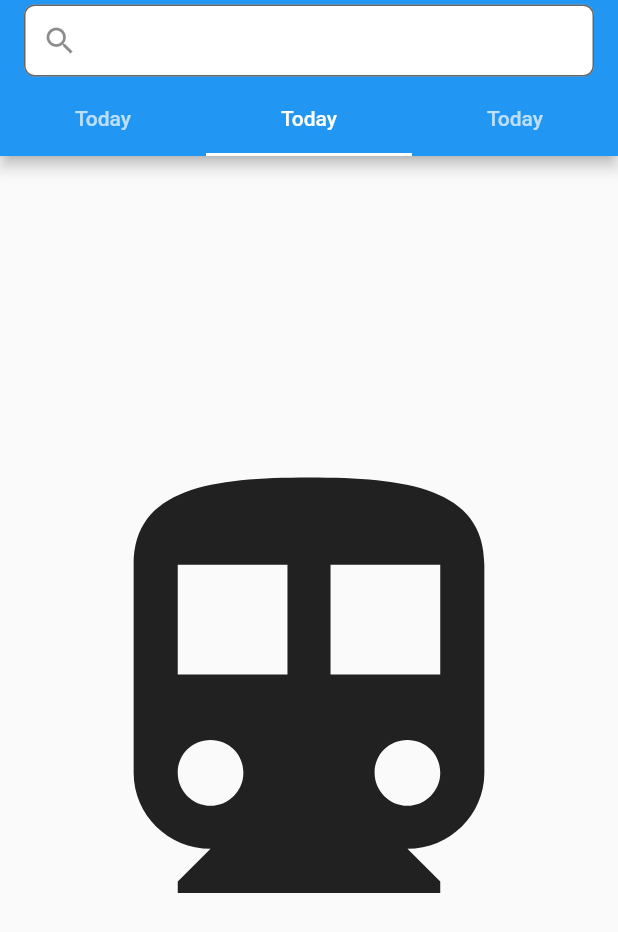
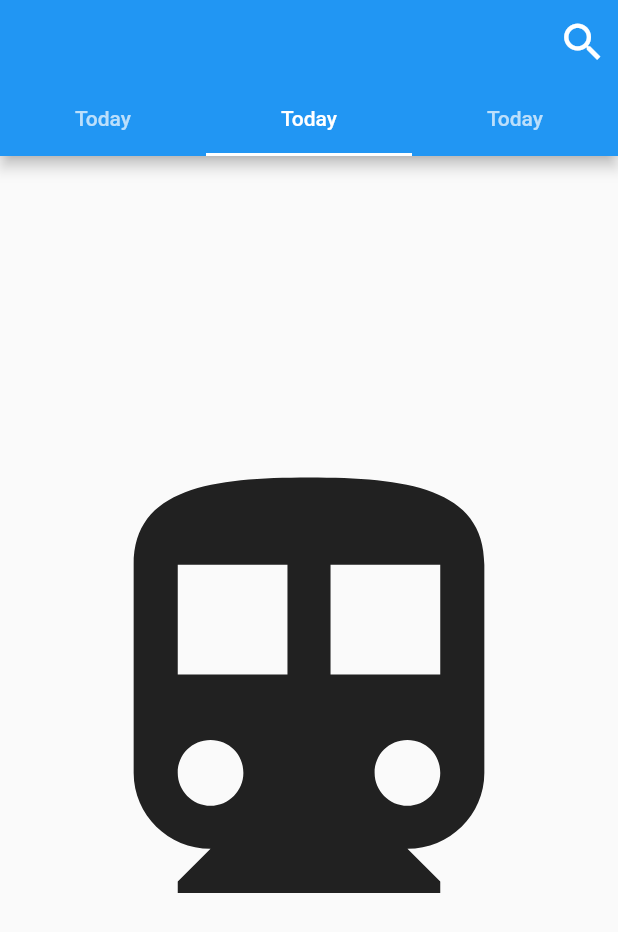
Before and after one commit to Yureyk0/flutter_weather_app, a Flutter app: the screen it shows after launch, tab 2 chosen, on a phone screen of 412 x 824 dp. Shown: the top 932 px of the screen. Run offline on Flutter 3.47's test engine with Material 2 defaults, Android fonts, the phone set to English and light mode, and no system bars; our stand-ins replace bloc, flutter_bloc, hydrated_bloc.

Commit message:
fix search and provider

```diff
--- a/lib/app.dart
+++ b/lib/app.dart
@@ -11,7 +11,10 @@ class WeatherApp extends StatelessWidget {
 
   @override
   Widget build(BuildContext context) {
-    return const WeatherAppView();
+    return RepositoryProvider.value(
+      value: _weatherRepository,
+      child: const WeatherAppView(),
+    );
   }
 }
 
@@ -20,10 +23,8 @@ class WeatherAppView extends StatelessWidget {
 
   @override
   Widget build(BuildContext context) {
-    final textTheme = Theme.of(context).textTheme;
-
     return MaterialApp(
-      home:  WeatherPage(),
+      home: WeatherPage(),
     );
   }
 }
--- /dev/null
+++ b/lib/search/search.dart
@@ -0,0 +1 @@
+export 'view/search_page.dart';
--- a/lib/weather/view/component/forecast_today_screen.dart
+++ b/lib/weather/view/component/forecast_today_screen.dart
@@ -9,7 +9,6 @@ class ForecastTodayScreen extends StatelessWidget {
 
   @override
   Widget build(BuildContext context) {
-    context.read<WeatherCubit>().fetchWeather('Zhytomyr');
     return BlocConsumer<WeatherCubit, WeatherState>(
         listener: (((context, state) {
       log(state.toString());
--- a/lib/weather/view/weather_page.dart
+++ b/lib/weather/view/weather_page.dart
@@ -1,21 +1,53 @@
 import 'package:flutter/material.dart';
 import 'package:flutter_bloc/flutter_bloc.dart';
+import 'package:flutter_weather_app/search/search.dart';
 import 'package:flutter_weather_app/weather/cubit/weather_cubit.dart';
+
 import 'package:weather_repository/weather_repository.dart';
 
 import 'component/forecast_today_screen.dart';
 import 'component/textfield_search_city_w.dart';
 
 class WeatherPage extends StatelessWidget {
-  const WeatherPage({Key? key}) : super(key: key);
+  const WeatherPage({super.key});
+
+  @override
+  Widget build(BuildContext context) {
+    return BlocProvider(
+      create: (context) => WeatherCubit(context.read<WeatherRepository>()),
+      child: const WeatherView(),
+    );
+  }
+}
+
+class WeatherView extends StatelessWidget {
+  const WeatherView({Key? key}) : super(key: key);
 
   @override
   Widget build(BuildContext context) {
     return DefaultTabController(
       length: 3,
+      child: RepositoryProvider(
+        create: (context) => WeatherRepository(),
+        child: BlocProvider(
+          create: (context) => WeatherCubit(context.read<WeatherRepository>()),
           child: Scaffold(
             appBar: AppBar(
-          title: TextfieldSearchCity(),
+              actions: [
+                IconButton(
+                  icon: const Icon(
+                    Icons.search,
+                    color: Colors.white,
+                    size: 33,
+                  ),
+                  onPressed: () async {
+                    final city =
+                        await Navigator.of(context).push(SearchPage.route());
+
+                    await context.read<WeatherCubit>().fetchWeather(city);
+                  },
+                ),
+              ],
               bottom: const TabBar(
                 tabs: [
                   Tab(text: 'Today'),
@@ -26,19 +58,17 @@ class WeatherPage extends StatelessWidget {
             ),
             body: TabBarView(
               children: [
-            RepositoryProvider(
-              create: (context) => WeatherRepository(),
-              child: BlocProvider(
-                create: (context) =>
-                    WeatherCubit(context.read<WeatherRepository>()),
+                BlocProvider.value(
+                  value: context.read<WeatherCubit>(),
                   child: ForecastTodayScreen(),
-              ),
                 ),
                 Icon(Icons.directions_transit, size: 350),
                 Icon(Icons.directions_car, size: 350),
               ],
             ),
           ),
+        ),
+      ),
     );
   }
 }
```
Also changed, not shown: lib/search/view/search_page.dart (added, +52 -0 lines). Lines whose indentation alone changed are shown as unchanged.
